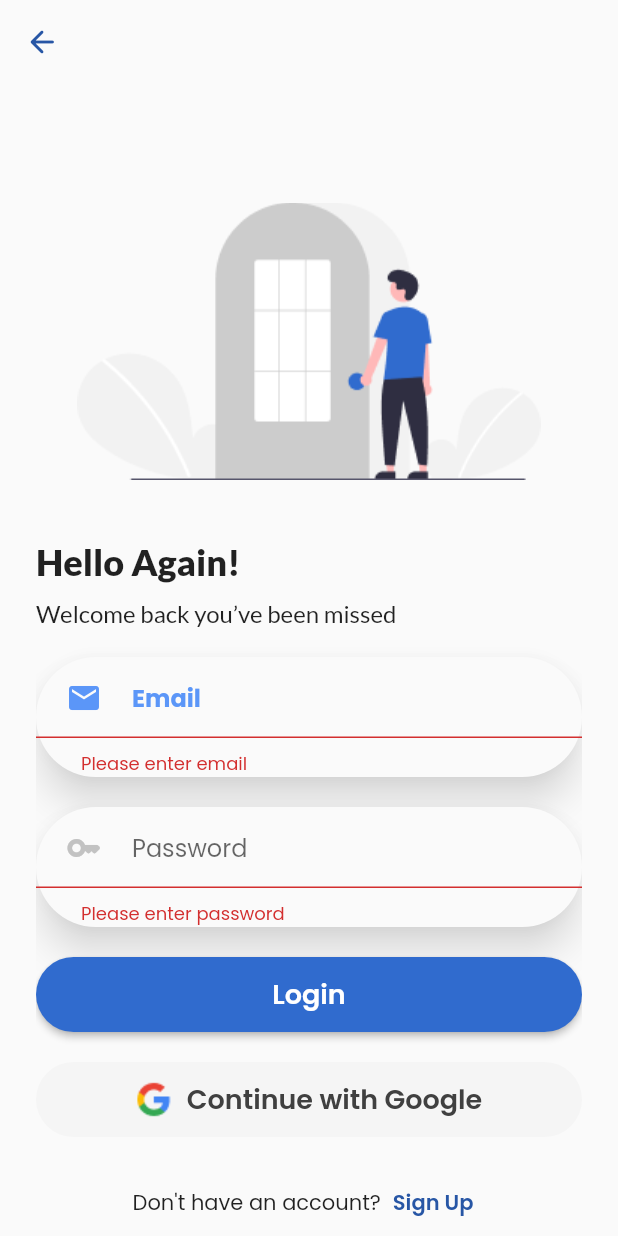
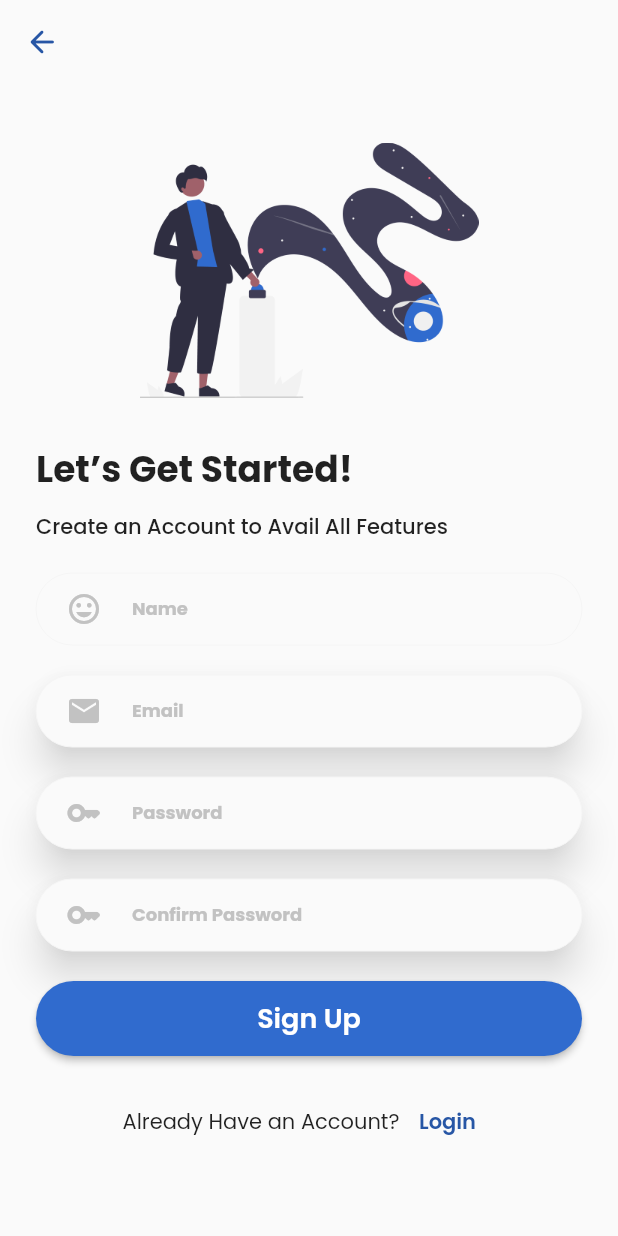
Before and after one commit to infolution-gsc/schealth, a Flutter app: the screen it shows after launch, after a tap on "Login", after a tap on "Sign Up", on a phone screen of 412 x 824 dp. Run offline on Flutter 3.47's test engine with Material 2 defaults, Android fonts, the light colour scheme and no system bars; our stand-ins replace firebase_auth, firebase_core, google_fonts; accounts and stored records are empty; network calls fail.

Commit message:
feat: Signup page

```diff
--- a/lib/auth/signin.dart
+++ b/lib/auth/signin.dart
@@ -6,6 +6,7 @@
 import 'package:flutter/material.dart';
 import 'package:google_fonts/google_fonts.dart';
 import 'package:firebase_auth/firebase_auth.dart';
+import 'package:healthy_planner/auth/signup.dart';
 import 'package:healthy_planner/page/dashboard.dart';
 import 'package:healthy_planner/page/home.dart';
 
@@ -62,7 +63,7 @@ class _SignInState extends State<SignIn> {
       body: Container(
         padding: const EdgeInsets.symmetric(horizontal: 24),
         child: SingleChildScrollView(
-          padding: const EdgeInsets.only(top: 75),
+          padding: const EdgeInsets.only(top: 20),
           child: Column(
             mainAxisAlignment: MainAxisAlignment.center,
             crossAxisAlignment: CrossAxisAlignment.stretch,
@@ -82,19 +83,19 @@ class _SignInState extends State<SignIn> {
               ),
               Text(
                 'Hello Again!',
-                style: GoogleFonts.lato(
+                style: GoogleFonts.poppins(
                   fontSize: 24,
-                  fontWeight: FontWeight.w800,
+                  fontWeight: FontWeight.w700,
                 ),
                 textAlign: TextAlign.left,
               ),
-              const SizedBox(
-                height: 10,
-              ),
+              // const SizedBox(
+              //   height: 5,
+              // ),
               Text(
                 'Welcome back you’ve been missed',
-                style: GoogleFonts.lato(
-                  fontSize: 16,
+                style: GoogleFonts.poppins(
+                  fontSize: 14,
                   fontWeight: FontWeight.w500,
                 ),
                 textAlign: TextAlign.left,
@@ -262,7 +263,12 @@ class _SignInState extends State<SignIn> {
                 children: [
                   const Text('Don\'t have an account?'),
                   TextButton(
-                    onPressed: () {},
+                    onPressed: () {
+                      Navigator.of(context).push(
+                        MaterialPageRoute(builder: (context) => const SignUp()
+                        )
+                      );
+                    },
                     child: const Text(
                       'Sign Up',
                       style: TextStyle(
--- a/lib/auth/signup.dart
+++ b/lib/auth/signup.dart
@@ -0,0 +1,438 @@
+// Sign In or Log in Page
+// This page is used to sign in or log in to the app
+
+// ignore_for_file: depend_on_referenced_packages, unused_import, avoid_print, no_leading_underscores_for_local_identifiers
+
+import 'package:flutter/material.dart';
+import 'package:google_fonts/google_fonts.dart';
+import 'package:firebase_auth/firebase_auth.dart';
+import 'package:healthy_planner/page/dashboard.dart';
+import 'package:healthy_planner/page/home.dart';
+
+
+class SignUp extends StatefulWidget {
+  const SignUp({Key? key}) : super(key: key);
+
+  @override
+  // ignore: library_private_types_in_public_api
+  _SignUpState createState() => _SignUpState();
+}
+
+class _SignUpState extends State<SignUp> {
+
+  bool isEnable = false;
+
+
+
+  static Future<User?> loginUsingEmail({required String email, required String password, required BuildContext context}) async {
+    FirebaseAuth auth = FirebaseAuth.instance;
+    User? user;
+    try {
+      UserCredential userCredential = await auth.signInWithEmailAndPassword(email: email, password: password);
+      user = userCredential.user;
+    } on FirebaseAuthException catch (e) {
+      if(e.code == 'user-not-found'){
+        print("No user found for that email");
+      }
+    }
+    return user;
+  }
+
+  final _formKey = GlobalKey<FormState>();
+
+  bool selectedName = false;
+  bool selectedEmail = false;
+  bool selectedConfirm = false;
+  bool selectedPass = false;
+  bool fillName = false;
+  bool fillEmail = false;
+  bool fillPass = false;
+  bool fillConfirm = false;
+
+
+  @override
+  Widget build(BuildContext context) {
+    // Text field controller
+    TextEditingController _nameController = TextEditingController();
+    TextEditingController _emailController = TextEditingController();
+    TextEditingController _passwordController = TextEditingController();
+    TextEditingController _confirmPasswordController = TextEditingController();
+
+    return Scaffold(
+      resizeToAvoidBottomInset : false,
+      extendBodyBehindAppBar: true,
+      appBar: AppBar(
+        leading: IconButton(
+            onPressed: () {
+              Navigator.of(context).pop();
+            },
+            icon: const Icon(
+              Icons.arrow_back_rounded,
+              color: Color(0xFF2756A5)),
+          ),
+        backgroundColor: Colors.transparent,
+        elevation: 0,
+      ),
+      body: Container(
+        padding: const EdgeInsets.symmetric(horizontal: 24),
+        child: SingleChildScrollView(
+          padding: const EdgeInsets.only(top: 75),
+          child: Column(
+            mainAxisAlignment: MainAxisAlignment.center,
+            crossAxisAlignment: CrossAxisAlignment.stretch,
+            children: [
+              Container(
+                margin: const EdgeInsets.only(top: 20),
+                child: Image.asset(
+                  // Import imgae from folder assets
+                  'assets/illustration/signup.png',
+                  height: 170,
+                  width: 226,
+                  alignment: Alignment.center,
+                )
+              ),
+              const SizedBox(
+                height: 30,
+              ),
+              Text(
+                'Let’s Get Started!',
+                style: GoogleFonts.poppins(
+                  fontSize: 24,
+                  fontWeight: FontWeight.w700,
+                ),
+                textAlign: TextAlign.left,
+              ),
+              const SizedBox(
+                height: 10,
+              ),
+              Text(
+                'Create an Account to Avail All Features',
+                style: GoogleFonts.poppins(
+                  fontSize: 14,
+                  fontWeight: FontWeight.w500,
+                ),
+                textAlign: TextAlign.left,
+              ),
+              const SizedBox(
+                height: 20,
+              ),
+              Form(
+                key: _formKey,
+                child: Column(
+                  children: [
+                    Material(
+                      // shadowColor: const Color.fromARGB(150, 0, 0, 0),
+                      borderRadius: const BorderRadius.all(Radius.circular(50)),
+                      elevation: 0,
+                      child: TextFormField(
+                        style: const TextStyle(
+                          color: Color(0xFF5B96F8),
+                          fontSize: 12,
+                          fontWeight: FontWeight.w500
+                        ),
+                        controller: _nameController,
+                        validator: (value) {
+                          if (value!.isEmpty) {
+                            return 'Please enter name';
+                          }
+                          return null;
+                        },
+                        onTap: () {
+                          setState(() {
+                            selectedName = true;
+                          });                        },
+                        // onEditingComplete: () {
+                        //   onButtonTap(false);
+                        // },
+                        onFieldSubmitted: (event) {
+                          setState(() {
+                            selectedName = false;
+                          });
+                        },
+
+                        onTapOutside: (event) {
+                          setState(() {
+                            selectedName = false;
+                          });
+                        },
+                        decoration:  InputDecoration(
+                          filled: fillName,
+                          fillColor: fillName ? const Color.fromARGB(0, 0, 0, 0): const Color(0xFFF5F5F5),
+                          prefixIcon: const Padding(
+                            padding:  EdgeInsetsDirectional.only(start: 20.0, end: 20.0),
+                            child: Icon(Icons.tag_faces),
+                          ),
+                          prefixIconColor: selectedName ? const Color(0xFF5B96F8) : const Color(0xFFC2C2C2),
+                          enabledBorder: const  OutlineInputBorder(
+                              borderRadius: BorderRadius.all(Radius.circular(50)),
+                              borderSide: BorderSide( width: 0, color: Color(0xFFF5F5F5)),
+                            ),
+                          focusedBorder: const OutlineInputBorder(
+                              borderRadius: BorderRadius.all(Radius.circular(50)),
+                              borderSide: BorderSide( width: 1, color: Color(0xFF5B96F8)),
+                            ),
+                          hintText: 'Name',
+                          hintStyle: const TextStyle(
+                            color: Color(0xFFC2C2C2),
+                            fontWeight: FontWeight.bold
+                          ),
+                          focusColor: const Color(0xFF5B96F8),
+                          contentPadding: const EdgeInsets.symmetric(horizontal: 30, vertical: 15),
+                        ),
+                        ),
+                    ),
+
+                    const SizedBox(
+                      height: 20,
+                    ),
+
+                    Material(
+                      shadowColor: const Color.fromARGB(150, 0, 0, 0),
+                      borderRadius: const BorderRadius.all(Radius.circular(50)),
+                      elevation: 10,
+                      child: TextFormField(
+                        style: const TextStyle(
+                          color: Color(0xFF5B96F8),
+                          fontSize: 12,
+                          fontWeight: FontWeight.w500
+                        ),
+                        controller: _emailController,
+                        validator: (value) {
+                          if (value!.isEmpty) {
+                            return 'Please enter email';
+                          } else if (!value.contains('@')) {
+                            return 'Please enter a valid email address';
+                          }
+                          return null;
+                        },
+                        onTap: () {
+                          setState(() {
+                            selectedEmail = true;
+                          });                        },
+                        // onEditingComplete: () {
+                        //   onButtonTap(false);
+                        // },
+                        onTapOutside: (event) {
+                          setState(() {
+                            selectedEmail = false;
+                          });
+                        },
+                        decoration: InputDecoration(
+                          prefixIcon: const Padding(
+                            padding:  EdgeInsetsDirectional.only(start: 20.0, end: 20.0),
+                            child: Icon(Icons.mail),
+                          ),
+                          prefixIconColor: selectedEmail ? const Color(0xFF5B96F8) : const Color(0xFFC2C2C2),
+                          focusedBorder: const OutlineInputBorder(
+                              borderRadius: BorderRadius.all(Radius.circular(50)),
+                              borderSide: BorderSide( width: 1, color: Color(0xFF5B96F8)),
+                            ),
+                          enabledBorder: const OutlineInputBorder(
+                              borderRadius: BorderRadius.all(Radius.circular(50)),
+                              borderSide: BorderSide( width: 0, color: Color(0xFFF5F5F5)),
+                            ),
+                          hintText: 'Email',
+                          hintStyle:const TextStyle(
+                            color: Color(0xFFC2C2C2),
+                            fontWeight: FontWeight.bold
+                          ),
+                          contentPadding: const EdgeInsets.symmetric(horizontal: 30, vertical: 15),
+                        ),
+                        ),
+                    ),
+
+                    const SizedBox(
+                      height: 20,
+                    ),
+
+                    Material(
+                      shadowColor: const Color.fromARGB(150, 0, 0, 0),
+                      borderRadius: const BorderRadius.all(Radius.circular(50)),
+                      elevation: 10,
+                      child: TextFormField(
+                        style: const TextStyle(
+                          color: Color(0xFF5B96F8),
+                          fontSize: 12,
+                          fontWeight: FontWeight.w500
+                        ),
+                        controller: _emailController,
+                        validator: (value) {
+                          if (value!.isEmpty) {
+                            return 'Please enter password';
+                          } else if (value.length < 6) {
+                            return 'Password must be at least 6 characters long';
+                          }
+                          return null;
+                        },
+                        onTap: () {
+                          setState(() {
+                            selectedPass = true;
+                          });                        },
+                        // onEditingComplete: () {
+                        //   onButtonTap(false);
+                        // },
+                        onTapOutside: (event) {
+                          setState(() {
+                            selectedPass = false;
+                          });
+                        },
+                        decoration: InputDecoration(
+                          prefixIcon: const Padding(
+                            padding:  EdgeInsetsDirectional.only(start: 20.0, end: 20.0),
+                            child: Icon(Icons.key_rounded),
+                          ),
+                          prefixIconColor: selectedPass ? const Color(0xFF5B96F8) : const Color(0xFFC2C2C2),
+                          focusedBorder: const OutlineInputBorder(
+                              borderRadius: BorderRadius.all(Radius.circular(50)),
+                              borderSide: BorderSide( width: 1, color: Color(0xFF5B96F8)),
+                            ),
+                          enabledBorder: const  OutlineInputBorder(
+                              borderRadius: BorderRadius.all(Radius.circular(50)),
+                              borderSide: BorderSide( width: 0, color: Color(0xFFF5F5F5)),
+                            ),
+                          hintText: 'Password',
+                          hintStyle: const TextStyle(
+                            color: Color(0xFFC2C2C2),
+                            fontWeight: FontWeight.bold
+                          ),
+                          contentPadding: const EdgeInsets.symmetric(horizontal: 30, vertical: 15),
+                        ),
+                        ),
+                    ),
+
+                    const SizedBox(
+                      height: 20,
+                    ),
+
+                    Material(
+                      shadowColor: const Color.fromARGB(150, 0, 0, 0),
+                      borderRadius: const BorderRadius.all(Radius.circular(50)),
+                      elevation: 10,
+                      child: TextFormField(
+                          style: const TextStyle(
+                            color: Color(0xFF5B96F8),
+                            fontSize: 12,
+                            fontWeight: FontWeight.w500
+                          ),
+                          controller: _confirmPasswordController,
+                          validator: (value) {
+                            if (value!.isEmpty) {
+                              return 'Please enter password';
+                            } else if (value.length < 6) {
+                              return 'Password must be at least 6 characters';
+                            }
+                            return null;
+                          },
+                          obscureText: true,
+                          onTap: () {
+                          setState(() {
+                            selectedConfirm = true;
+                          });                        },
+                        // onEditingComplete: () {
+                        //   onButtonTap(false);
+                        // },
+                        onTapOutside: (event) {
+                          setState(() {
+                            selectedConfirm = false;
+                          });
+                        },
+                          decoration: InputDecoration(
+                            prefixIcon: const  Padding(
+                              padding:   EdgeInsetsDirectional.only(start: 20.0, end: 20.0),
+                              child: Icon(Icons.key_rounded)
+                            ),
+                            prefixIconColor: selectedConfirm ? const Color(0xFF5B96F8) : const Color(0xFFC2C2C2),
+                            focusColor: const Color(0xFFF5F5F5),
+                            focusedBorder: const OutlineInputBorder(
+                              borderRadius: BorderRadius.all(Radius.circular(50)),
+                              borderSide: BorderSide( width: 1, color: Color(0xFF5B96F8)),
+                            ),
+                            // border: OutlineInputBorder(
+                            //   borderRadius: BorderRadius.all(Radius.circular(50)),
+                            // ),
+                            enabledBorder: const  OutlineInputBorder(
+                              borderRadius: BorderRadius.all(Radius.circular(50)),
+                              borderSide: BorderSide( width: 0, color: Color(0xFFF5F5F5)),
+                            ),
+                            // enabledBorder:  OutlineInputBorder(
+                            //     borderRadius: BorderRadius.all(Radius.circular(50)),
+                            //     borderSide: BorderSide( width: 1, color: Color(0xFF5B96F8)),
+                            //   ),
+                            hintText: 'Confirm Password',
+                            hintStyle: const TextStyle(
+                              color: Color(0xFFC2C2C2),
+                              fontWeight: FontWeight.bold
+                            ),
+                            contentPadding: const  EdgeInsets.symmetric(horizontal: 30, vertical: 15),
+                          ),
+                        ),
+                    ),
+                ],)
+              ),
+
+
+              const SizedBox(
+                height: 20,
+              ),
+
+              ElevatedButton(
+                style: ElevatedButton.styleFrom(
+                  backgroundColor: const Color(0xFF306BCE),
+                  shape: RoundedRectangleBorder(
+                    borderRadius: BorderRadius.circular(50),
+                  ),
+                  minimumSize: const Size.fromHeight(50), // NEW
+                ),
+                onPressed: () async {
+                  User? user = await loginUsingEmail(email: _emailController.text, password: _passwordController.text, context: context);
+                  print(user);
+                  if(_formKey.currentState!.validate()){
+                    if(user != null){
+                      // ignore: use_build_context_synchronously
+                      Navigator.of(context).pushReplacement(
+                        MaterialPageRoute(builder: (context) => const Dashboard()
+                        )
+                      );
+                    }
+                  // ignore: empty_statements
+                  };
+                },
+                child: Text(
+                  'Sign Up',
+                  style: GoogleFonts.poppins(
+                    fontSize: 18,
+                    fontWeight: FontWeight.w600,
+                  ),
+                ),
+              ),
+
+              const SizedBox(
+                height: 20,
+              ),
+
+
+              Row(
+                mainAxisAlignment: MainAxisAlignment.center,
+                children: [
+                  const Text('Already Have an Account?'),
+                  TextButton(
+                    onPressed: () {},
+                    child: const Text(
+                      'Login',
+                      style: TextStyle(
+                        color: Color(0xFF2756A5),
+                        fontWeight: FontWeight.w600,
+                      ),
+                    ),
+                  ),
+                ],
+              ),
+            ],
+          ),
+        )
+      ),
+    );
+  }
+}
+
+// Path: lib\auth\signup.dart
--- /dev/null
+++ b/lib/timer/timer.dart
@@ -0,0 +1,16 @@
+
+import 'package:flutter/material.dart';
+
+class Timer extends StatefulWidget {
+  const Timer({super.key});
+
+  @override
+  State<Timer> createState() => _TimerState();
+}
+
+class _TimerState extends State<Timer> {
+  @override
+  Widget build(BuildContext context) {
+    return const Placeholder();
+  }
+}
--- a/pubspec.yaml
+++ b/pubspec.yaml
@@ -68,6 +68,8 @@ flutter:
   # To add assets to your application, add an assets section, like this:
   assets:
     - assets/illustration/login.png
+    - assets/illustration/signup.png
+    - assets/icon/idCard.png
     - assets/logo/google.png
 
   # An image asset can refer to one or more resolution-specific "variants", see
```
Also changed, not shown: assets/icon/idCard.png (added), assets/illustration/signup.png (added).
